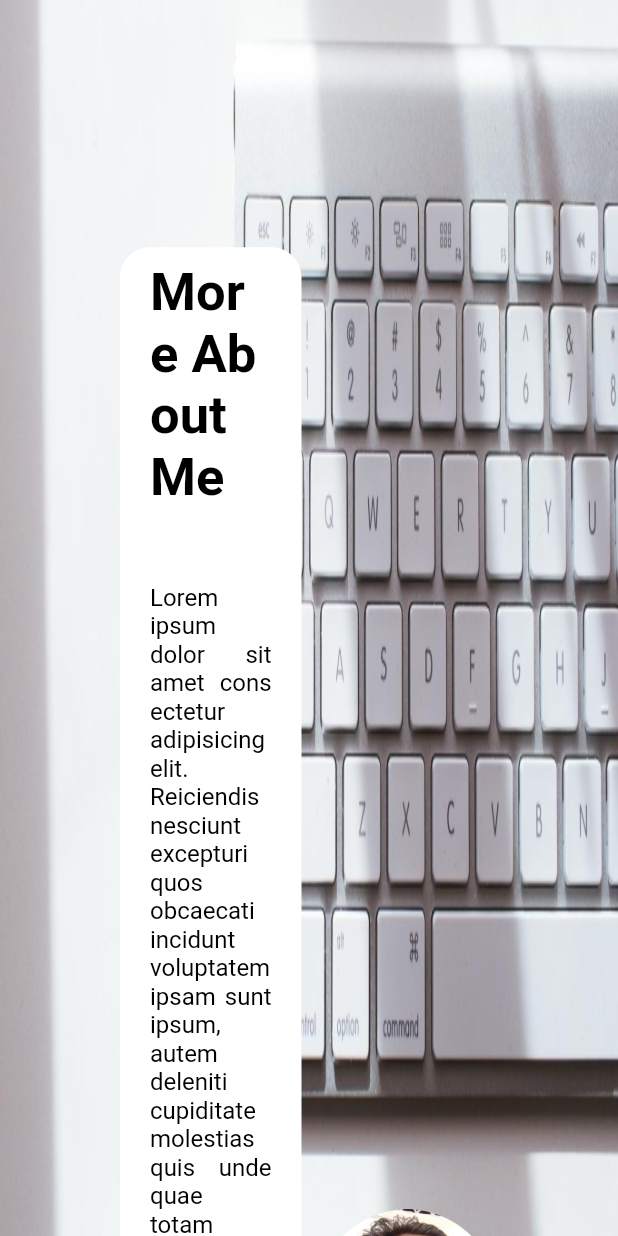
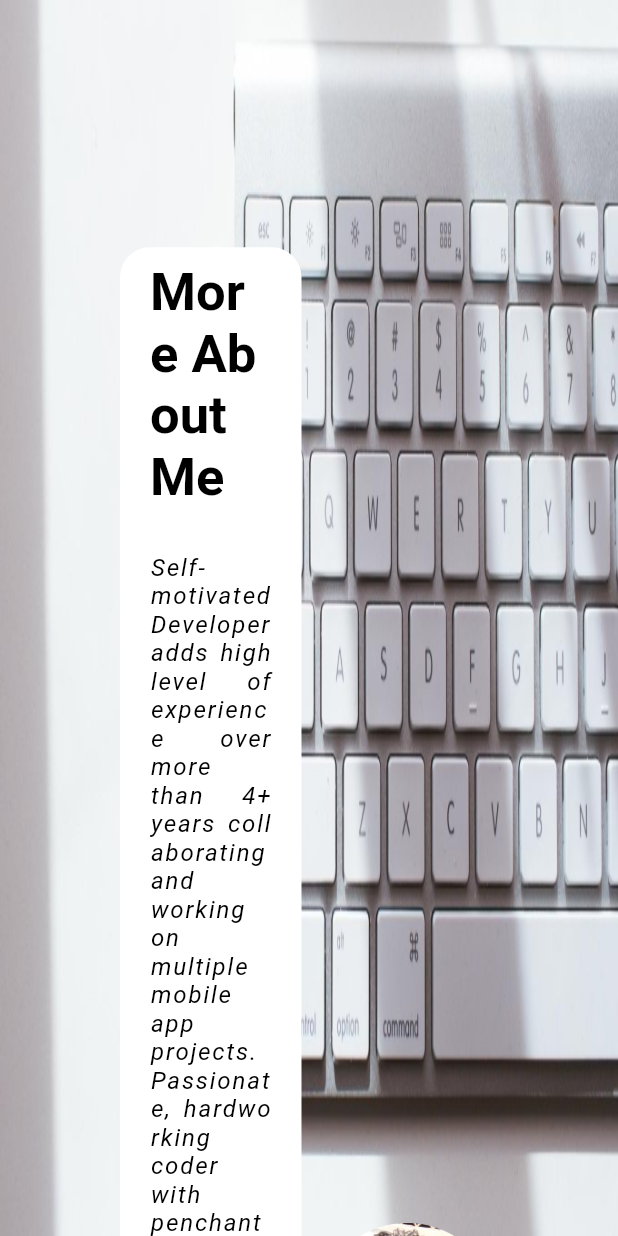
Before and after one commit to SaiyedMustaq/portfolio_flutter, a Flutter app: the MoreAboutMe widget shown alone on an empty page, opened directly, on a phone screen of 412 x 824 dp. Run offline on Flutter 3.47's test engine with Material 2 defaults, Android fonts, the phone set to English and light mode, and no system bars; drawn by our look-alikes of flip_card; network calls fail.

Commit message:
projects set up

```diff
--- a/lib/constanat.dart
+++ b/lib/constanat.dart
@@ -58,11 +58,6 @@ final projectsList = [
       iconSynergy,
       "Companion App to all of Synergy Bookkeeping & Stocktaking’s services in Ireland"),
   ProjectsModel(
-      "Synergy Order",
-      "https://play.google.com/store/apps/details?id=com.abs.synergy",
-      iconSynergyOrdering,
-      "Companion App to all of Synergy Bookkeeping & Stocktaking’s services in Ireland"),
-  ProjectsModel(
       "Lift-Force",
       "https://play.google.com/store/apps/details?id=com.lift_force_app",
       iconLiftForce,
@@ -85,12 +80,17 @@ final projectsList = [
   ProjectsModel(
       "AQARAT",
       "https://play.google.com/store/apps/details?id=com.icebreakrr.classic",
-      "",
+      "assets/images/aqarat_logo.png",
       ""),
   ProjectsModel(
       "Eruit",
       "https://play.google.com/store/apps/details?id=com.icebreakrr.classic",
-      "",
+      "assets/images/eruit_logo.png",
+      ""),
+  ProjectsModel(
+      "IWA2023",
+      "https://play.google.com/store/apps/details?id=com.icebreakrr.classic",
+      "assets/images/iwa_icon.png",
       ""),
 ];
 
--- a/lib/sections/about_me.dart
+++ b/lib/sections/about_me.dart
@@ -1,3 +1,4 @@
+import 'package:flip_card/flip_card.dart';
 import 'package:flutter/material.dart';
 import '../constanat.dart';
 
@@ -30,17 +31,103 @@ class MoreAboutMe extends StatelessWidget {
             Row(
               children: [
                 Expanded(
-                  child: Container(
-                    decoration: BoxDecoration(
+                  child: FlipCard(
+                    back: Container(
+                      decoration: const BoxDecoration(
                           color: Colors.white,
-                        borderRadius: BorderRadius.all(Radius.circular(20.0))),
-                    padding:
-                        EdgeInsets.symmetric(horizontal: 20, vertical: 10.0),
+                          borderRadius:
+                              BorderRadius.all(Radius.circular(20.0))),
+                      padding: const EdgeInsets.symmetric(
+                          horizontal: 20, vertical: 10.0),
                       child: const Column(
                         crossAxisAlignment: CrossAxisAlignment.start,
                         children: [
                           Padding(
-                          padding: EdgeInsets.only(bottom: 50),
+                            padding: EdgeInsets.only(bottom: 30),
+                            child: Text(
+                              'Education',
+                              style: TextStyle(
+                                  fontSize: 35,
+                                  fontWeight: FontWeight.bold,
+                                  color: Colors.black),
+                            ),
+                          ),
+                          Row(
+                            children: [
+                              Icon(Icons.calendar_month),
+                              Text('2016-2018',
+                                  style: TextStyle(
+                                      fontSize: 18,
+                                      color: Colors.black,
+                                      fontWeight: FontWeight.w400,
+                                      fontStyle: FontStyle.italic),
+                                  textAlign: TextAlign.justify),
+                            ],
+                          ),
+                          Row(
+                            children: [
+                              Icon(Icons.school_outlined),
+                              Flexible(
+                                child: Text(
+                                    'MSC(IT) FACULTY OF COMPUTER APPLICATIONS & INFORMATION TECHNOLOGY',
+                                    style: TextStyle(
+                                        fontSize: 16,
+                                        color: Colors.black,
+                                        fontWeight: FontWeight.w400,
+                                        fontStyle: FontStyle.italic),
+                                    textAlign: TextAlign.justify),
+                              ),
+                            ],
+                          ),
+                          SizedBox(height: 20),
+                          Row(
+                            children: [
+                              Icon(Icons.calendar_month),
+                              Flexible(
+                                child: Text('2013-2016',
+                                    style: TextStyle(
+                                        fontSize: 16,
+                                        color: Colors.black,
+                                        fontWeight: FontWeight.w400),
+                                    textAlign: TextAlign.justify),
+                              ),
+                            ],
+                          ),
+                          Row(
+                            children: [
+                              Icon(Icons.school_outlined),
+                              Flexible(
+                                child: Text(
+                                    'BCA PD PANDYA INSTITUTE OF COMPUTER APPLICATION',
+                                    style: TextStyle(
+                                        fontSize: 16,
+                                        color: Colors.black,
+                                        fontWeight: FontWeight.w400),
+                                    textAlign: TextAlign.justify),
+                              ),
+                            ],
+                          ),
+                          Text('',
+                              style: TextStyle(
+                                  fontSize: 16,
+                                  color: Colors.black,
+                                  fontWeight: FontWeight.w400),
+                              textAlign: TextAlign.justify)
+                        ],
+                      ),
+                    ),
+                    front: Container(
+                      decoration: const BoxDecoration(
+                          color: Colors.white,
+                          borderRadius:
+                              BorderRadius.all(Radius.circular(20.0))),
+                      padding: const EdgeInsets.symmetric(
+                          horizontal: 20, vertical: 10.0),
+                      child: const Column(
+                        crossAxisAlignment: CrossAxisAlignment.start,
+                        children: [
+                          Padding(
+                            padding: EdgeInsets.only(bottom: 30),
                             child: Text(
                               'More About Me',
                               style: TextStyle(
@@ -50,30 +137,31 @@ class MoreAboutMe extends StatelessWidget {
                             ),
                           ),
                           Text(
-                            'Lorem ipsum dolor sit amet consectetur adipisicing elit. Reiciendis nesciunt excepturi quos obcaecati incidunt voluptatem ipsam sunt ipsum, autem deleniti cupiditate molestias quis unde quae totam porro dicta iure animi inventore, veniam hic! Omnis nulla, delectus a voluptatibus',
+                              'Self-motivated Developer adds high level of experience over more than 4+ years collaborating and working on multiple mobile app projects. Passionate, hardworking coder with penchant for developing customized interfaces that factor in unique demands for accessibility, reachability and security. Organized approach to meeting multiple, concurrent deadlines. Pulls from active knowledge of current technology landscape to promote best practices in web design.',
                               style: TextStyle(
                                   fontSize: 16,
                                   color: Colors.black,
-                                fontWeight: FontWeight.w400),
+                                  fontWeight: FontWeight.w400,
+                                  fontStyle: FontStyle.italic,
+                                  letterSpacing: 1.2),
                               textAlign: TextAlign.justify),
                           Padding(
                             padding: EdgeInsets.symmetric(vertical: 15),
-                          child: Text(
-                              '8876876sLorem ipsum dolor sit amet consectetur, adipisicing elit. Consequuntur nostrum dolor minus, libero delectus praesentium perferendis',
+                            child: Text('',
                                 style: TextStyle(
                                     fontSize: 16,
                                     color: Colors.black,
                                     fontWeight: FontWeight.w400),
                                 textAlign: TextAlign.justify),
                           ),
-                        Text(
-                            'Lorem ipsum dolor sit amet consectetur adipisicing elit. Vero, consequuntur labore? Ea totam voluptas amet!',
+                          Text('Click to show eduction',
                               style: TextStyle(
                                   fontSize: 16,
-                                color: Colors.black,
+                                  color: Colors.blue,
                                   fontWeight: FontWeight.w400),
                               textAlign: TextAlign.justify)
                         ],
+                      ),
                     ),
                   ),
                 ),
--- a/lib/sections/navBar/projects.dart
+++ b/lib/sections/navBar/projects.dart
@@ -34,6 +34,7 @@ class ProjectsPages extends StatelessWidget {
                   Utils.isMobile(context) ? 10 : Utils.mdqw(context) / 8,
             ),
             child: Wrap(
+                spacing: 2.0,
                 children: projectsList
                     .map((e) => ProjectsTiles(
                         projectImage: userImageMobile, projectsModel: e))
--- a/lib/sections/navBar/projectsTile.dart
+++ b/lib/sections/navBar/projectsTile.dart
@@ -13,34 +13,41 @@ class ProjectsTiles extends StatelessWidget {
 
   @override
   Widget build(BuildContext context) {
-    return Card(
+    return SizedBox(
+      width: 150.0,
+      child: Card(
         child: Column(
           children: [
             const SizedBox(height: 5.0),
-          //Text(projectsModel.name),
-          const Text("Project Name"),
+            Text(projectsModel.name),
+            //const Text("Project Name"),
             const SizedBox(height: 5.0),
+            // Padding(
+            //     padding: const EdgeInsets.all(8.0),
+            //     child: Image.network(
+            //       iconPlaceHolder,
+            //       height: 100,
+            //       width: 100,
+            //     )),
             Padding(
                 padding: const EdgeInsets.all(8.0),
+                child: projectsModel.appIcon.isNotEmpty
+                    ? Image.asset(projectsModel.appIcon,
+                        height: 150, width: 100)
+                    : ClipRRect(
                         child: Image.network(
                           iconPlaceHolder,
                           height: 100,
-                width: 100,
+                          width: 150,
+                          fit: BoxFit.cover,
+                        ),
                       )),
-          // Padding(
-          //     padding: const EdgeInsets.all(8.0),
-          //     child: projectsModel.appIcon.isNotEmpty
-          //         ? Image.asset(projectsModel.appIcon, height: 150, width: 100)
-          //         : Image.network(
-          //             iconPlaceHolder,
-          //             height: 100,
-          //             width: 100,
-          //           )),
             //Text(projectsModel.desc),
             const SizedBox(height: 5.0),
-          TextButton(onPressed: () {}, child: const Text("CheckOut")),
+            //TextButton(onPressed: () {}, child: const Text("CheckOut")),
             const SizedBox(height: 5.0)
           ],
+        ),
       ),
     );
   }
--- a/pubspec.yaml
+++ b/pubspec.yaml
@@ -37,6 +37,7 @@ dependencies:
   cupertino_icons: ^1.0.2
   provider: ^6.0.5
   url_launcher: ^6.1.14
+  flip_card: ^0.7.0
 
 dev_dependencies:
   flutter_test:
```
Also changed, not shown: assets/images/aqarat_logo.png (added), assets/images/eruit_logo.png (added), assets/images/iwa_icon.png (added), 1 other file. Lines whose indentation alone changed are shown as unchanged.
